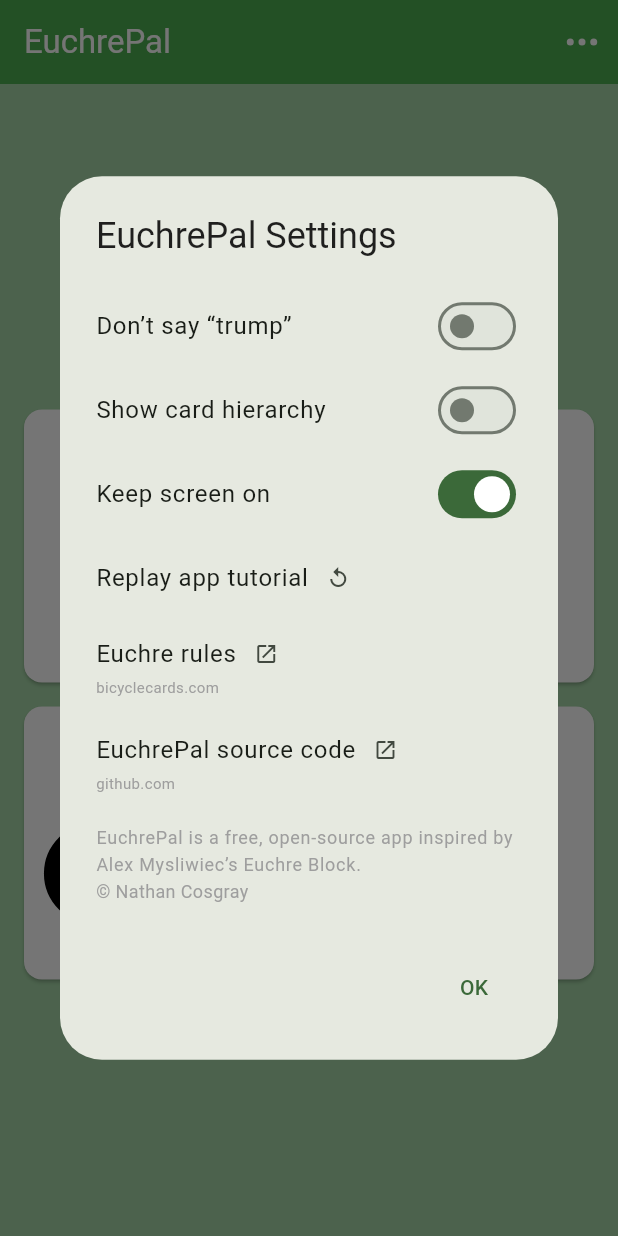
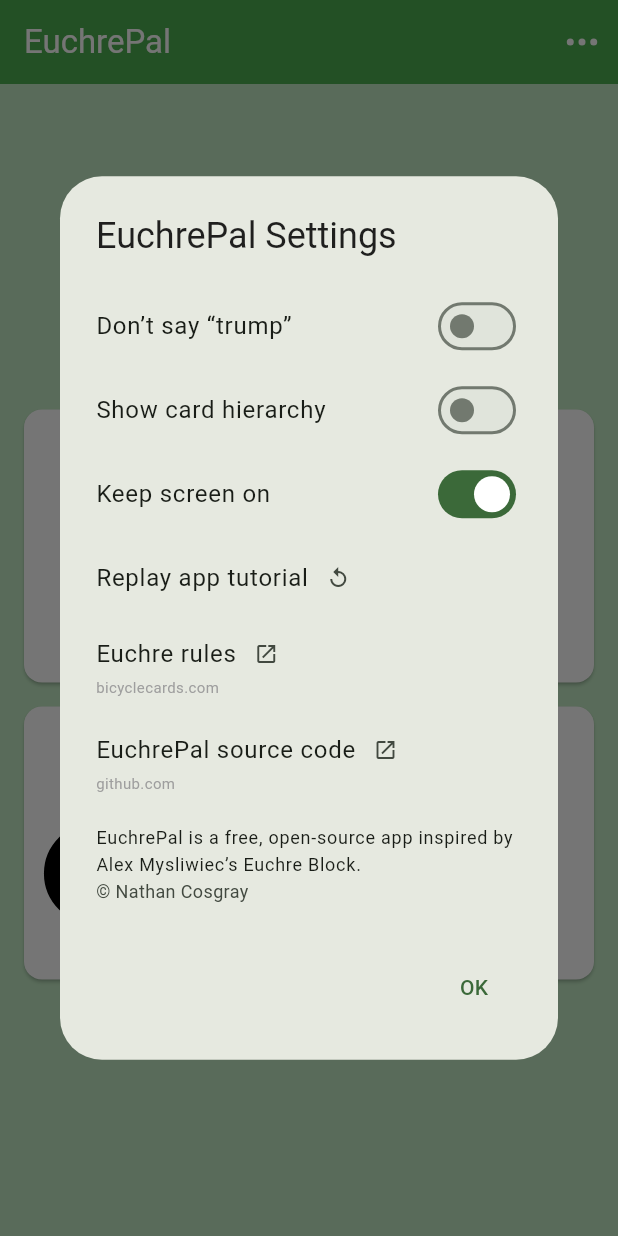
Before and after one commit to ncosgray/euchrepal, a Flutter app: the screen it shows after launch, after a tap on an icon or button, on a phone screen of 412 x 824 dp. Run offline on Flutter 3.47's test engine with Material 3 defaults, Android fonts, the phone set to English and light mode, and no system bars; drawn by our look-alikes of showcaseview; our stand-ins replace flutter_svg, shared_preferences, wakelock_plus.

Commit message:
lighter light theme, darker dark theme

```diff
--- a/lib/home_page.dart
+++ b/lib/home_page.dart
@@ -194,7 +194,11 @@
       margin: const EdgeInsets.all(8.0),
       clipBehavior: Clip.antiAlias,
       // Background color indicates current trump
-      color: _currentSuit == suit ? Colors.yellow[200] : null,
+      color: _currentSuit == suit
+          ? Colors.yellow[200]
+          : MediaQuery.of(context).platformBrightness == Brightness.dark
+              ? Theme.of(context).cardTheme.color?.withOpacity(0.2)
+              : null,
       // Tappable suit icon
       child: InkWell(
         child: Opacity(
@@ -357,10 +361,7 @@
   Text _settingsText(String title) {
     return Text(
       title,
-      style: const TextStyle(
-        color: Colors.grey,
-        fontSize: 12.0,
-      ),
+      style: const TextStyle(fontSize: 12.0),
     );
   }
 
--- a/lib/main.dart
+++ b/lib/main.dart
@@ -52,7 +52,7 @@
         useMaterial3: true,
         colorSchemeSeed: Colors.green,
         textTheme: Typography.blackMountainView,
-        scaffoldBackgroundColor: Colors.green.shade200,
+        scaffoldBackgroundColor: const Color.fromARGB(255, 194, 234, 196),
         appBarTheme: const AppBarTheme(
           backgroundColor: Colors.green,
           foregroundColor: Colors.white,
@@ -67,13 +67,13 @@
         useMaterial3: true,
         colorSchemeSeed: Colors.green,
         textTheme: Typography.whiteMountainView,
-        scaffoldBackgroundColor: Colors.green.shade900,
-        appBarTheme: AppBarTheme(
-          backgroundColor: Colors.green.shade800,
+        scaffoldBackgroundColor: const Color.fromARGB(255, 0, 35, 0),
+        appBarTheme: const AppBarTheme(
+          backgroundColor: Color.fromARGB(255, 0, 45, 0),
           foregroundColor: Colors.white,
         ),
-        cardTheme: CardTheme(
-          color: Colors.grey.shade300,
+        cardTheme: const CardTheme(
+          color: Colors.white,
           surfaceTintColor: Colors.white,
         ),
         brightness: Brightness.dark,
```
